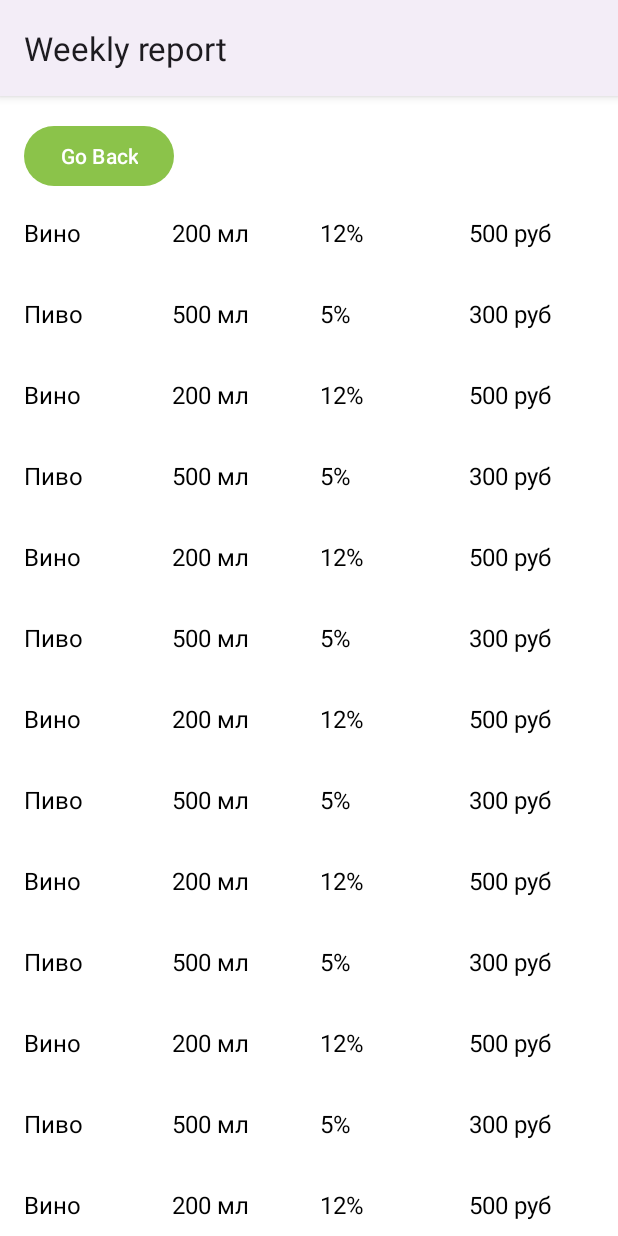
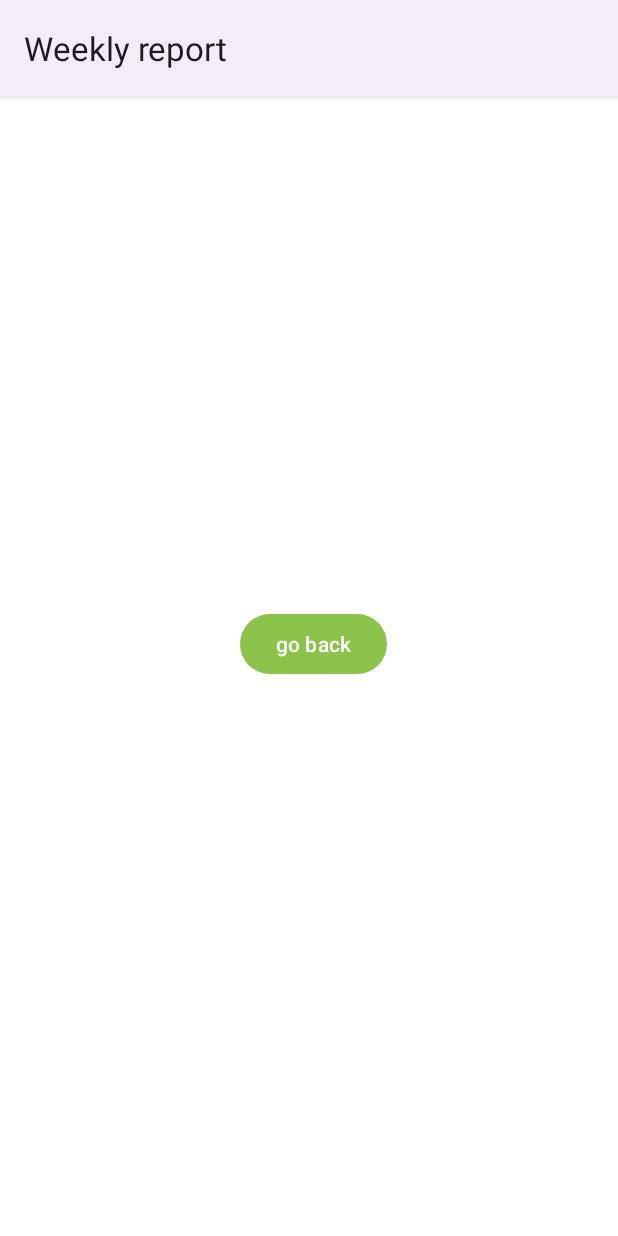
Before and after one commit to nikFinogenov/AlcoApp, an Android app: the WeeklyReport screen opened directly, with no data from a screen before it, on a phone screen of 412 x 824 dp. Run offline under Robolectric (Android 15) with nearby library versions, the phone set to English and light mode, and no system bars.

Commit message:
week restore

```diff
--- a/app/src/main/java/com/example/iamnotalcoholic/ReportAdapter.java
+++ /dev/null
@@ -1,51 +0,0 @@
-package com.example.iamnotalcoholic;
-
-import android.view.LayoutInflater;
-import android.view.View;
-import android.view.ViewGroup;
-import androidx.recyclerview.widget.RecyclerView;
-
-import com.google.android.material.textview.MaterialTextView;
-import java.util.List;
-
-public class ReportAdapter extends RecyclerView.Adapter<ReportAdapter.ReportViewHolder> {
-
-    private List<ReportItem> reportItems;
-
-    public ReportAdapter(List<ReportItem> reportItems) {
-        this.reportItems = reportItems;
-    }
-
-    @Override
-    public ReportViewHolder onCreateViewHolder(ViewGroup parent, int viewType) {
-        View itemView = LayoutInflater.from(parent.getContext())
-                .inflate(R.layout.item_report_row, parent, false);
-        return new ReportViewHolder(itemView);
-    }
-
-    @Override
-    public void onBindViewHolder(ReportViewHolder holder, int position) {
-        ReportItem currentItem = reportItems.get(position);
-        holder.textType.setText(currentItem.getType());
-        holder.textVolume.setText(currentItem.getVolume());
-        holder.textStrength.setText(currentItem.getStrength());
-        holder.textPrice.setText(currentItem.getPrice());
-    }
-
-    @Override
-    public int getItemCount() {
-        return reportItems.size();
-    }
-
-    public static class ReportViewHolder extends RecyclerView.ViewHolder {
-        public MaterialTextView textType, textVolume, textStrength, textPrice;
-
-        public ReportViewHolder(View itemView) {
-            super(itemView);
-            textType = itemView.findViewById(R.id.textType);
-            textVolume = itemView.findViewById(R.id.textVolume);
-            textStrength = itemView.findViewById(R.id.textStrength);
-            textPrice = itemView.findViewById(R.id.textPrice);
-        }
-    }
-}
--- a/app/src/main/java/com/example/iamnotalcoholic/ReportItem.java
+++ /dev/null
@@ -1,31 +0,0 @@
-package com.example.iamnotalcoholic;
-
-public class ReportItem {
-    private String type;
-    private String volume;
-    private String strength;
-    private String price;
-
-    public ReportItem(String type, String volume, String strength, String price) {
-        this.type = type;
-        this.volume = volume;
-        this.strength = strength;
-        this.price = price;
-    }
-
-    public String getType() {
-        return type;
-    }
-
-    public String getVolume() {
-        return volume;
-    }
-
-    public String getStrength() {
-        return strength;
-    }
-
-    public String getPrice() {
-        return price;
-    }
-}
--- a/app/src/main/java/com/example/iamnotalcoholic/WeeklyReport.java
+++ b/app/src/main/java/com/example/iamnotalcoholic/WeeklyReport.java
@@ -1,8 +1,6 @@
 package com.example.iamnotalcoholic;
 
 import androidx.appcompat.app.AppCompatActivity;
-import androidx.recyclerview.widget.LinearLayoutManager;
-import androidx.recyclerview.widget.RecyclerView;
 
 import android.app.Activity;
 import android.content.Context;
@@ -12,13 +10,7 @@ import android.os.Bundle;
 import android.view.View;
 import android.widget.Button;
 
-import java.util.ArrayList;
-import java.util.List;
-
 public class WeeklyReport extends AppCompatActivity {
-    private RecyclerView recyclerView;
-    private ReportAdapter reportAdapter;
-    private List<ReportItem> reportItems;
 
     private static Activity unwrap(Context context) {
         while (!(context instanceof Activity) && context instanceof ContextWrapper) {
@@ -32,11 +24,6 @@ public class WeeklyReport extends AppCompatActivity {
         super.onCreate(savedInstanceState);
         setContentView(R.layout.activity_weekly_report);
 
-        recyclerView = findViewById(R.id.recyclerView);
-        recyclerView.setLayoutManager(new LinearLayoutManager(recyclerView.getContext()));
-        reportItems = generateReportItems(); // Здесь вы должны генерировать данные для отчета
-        reportAdapter = new ReportAdapter(reportItems);
-        recyclerView.setAdapter(reportAdapter);
 
         Button btn = findViewById(R.id.goBack);
         btn.setOnClickListener(new View.OnClickListener() {
@@ -49,42 +36,4 @@ public class WeeklyReport extends AppCompatActivity {
             }
         });
     }
-    private List<ReportItem> generateReportItems() {
-        List<ReportItem> items = new ArrayList<>();
-        // Добавьте вашу логику для генерации данных для отчета (тип, объем, крепкость, цена)
-        // Пример:
-        items.add(new ReportItem("Вино", "200 мл", "12%", "500 руб"));
-        items.add(new ReportItem("Пиво", "500 мл", "5%", "300 руб"));
-        items.add(new ReportItem("Вино", "200 мл", "12%", "500 руб"));
-        items.add(new ReportItem("Пиво", "500 мл", "5%", "300 руб"));
-        items.add(new ReportItem("Вино", "200 мл", "12%", "500 руб"));
-        items.add(new ReportItem("Пиво", "500 мл", "5%", "300 руб"));
-        items.add(new ReportItem("Вино", "200 мл", "12%", "500 руб"));
-        items.add(new ReportItem("Пиво", "500 мл", "5%", "300 руб"));        items.add(new ReportItem("Вино", "200 мл", "12%", "500 руб"));
-        items.add(new ReportItem("Пиво", "500 мл", "5%", "300 руб"));
-        items.add(new ReportItem("Вино", "200 мл", "12%", "500 руб"));
-        items.add(new ReportItem("Пиво", "500 мл", "5%", "300 руб"));
-        items.add(new ReportItem("Вино", "200 мл", "12%", "500 руб"));
-        items.add(new ReportItem("Пиво", "500 мл", "5%", "300 руб"));
-        items.add(new ReportItem("Вино", "200 мл", "12%", "500 руб"));
-        items.add(new ReportItem("Пиво", "500 мл", "5%", "300 руб"));
-        items.add(new ReportItem("Вино", "200 мл", "12%", "500 руб"));
-        items.add(new ReportItem("Пиво", "500 мл", "5%", "300 руб"));
-        items.add(new ReportItem("Вино", "200 мл", "12%", "500 руб"));
-        items.add(new ReportItem("Пиво", "500 мл", "5%", "300 руб"));
-        items.add(new ReportItem("Вино", "200 мл", "12%", "500 руб"));
-        items.add(new ReportItem("Пиво", "500 мл", "5%", "300 руб"));
-        items.add(new ReportItem("Вино", "200 мл", "12%", "500 руб"));
-        items.add(new ReportItem("Пиво", "500 мл", "5%", "300 руб"));
-        items.add(new ReportItem("Вино", "200 мл", "12%", "500 руб"));
-        items.add(new ReportItem("Пиво", "500 мл", "5%", "300 руб"));
-        items.add(new ReportItem("Вино", "200 мл", "12%", "500 руб"));
-        items.add(new ReportItem("Пиво", "500 мл", "5%", "300 руб"));
-        items.add(new ReportItem("Вино", "200 мл", "12%", "500 руб"));
-        items.add(new ReportItem("Пиво", "500 мл", "5%", "300 руб"));
-        items.add(new ReportItem("Вино", "200 мл", "12%", "500 руб"));
-        items.add(new ReportItem("Пиво", "500 мл", "5%", "300 руб"));
-        // Добавьте остальные элементы
-        return items;
-    }
 }
--- a/app/src/main/res/layout/activity_weekly_report.xml
+++ b/app/src/main/res/layout/activity_weekly_report.xml
@@ -1,31 +1,18 @@
 <?xml version="1.0" encoding="utf-8"?>
-<androidx.constraintlayout.widget.ConstraintLayout
-    xmlns:android="http://schemas.android.com/apk/res/android"
+<androidx.constraintlayout.widget.ConstraintLayout xmlns:android="http://schemas.android.com/apk/res/android"
     xmlns:app="http://schemas.android.com/apk/res-auto"
     xmlns:tools="http://schemas.android.com/tools"
     android:layout_width="match_parent"
     android:layout_height="match_parent"
     tools:context=".WeeklyReport">
 
-    <!-- RecyclerView для отображения таблицы -->
-    <androidx.recyclerview.widget.RecyclerView
-        android:id="@+id/recyclerView"
-        android:layout_width="match_parent"
-        android:layout_height="0dp"
-        app:layout_constraintTop_toBottomOf="@id/goBack"
-        app:layout_constraintBottom_toBottomOf="parent"
-        app:layout_constraintVertical_bias="0.0"
-        app:layout_constraintVertical_chainStyle="packed"
-        tools:listitem="@layout/item_report_row" />
     <Button
         android:id="@+id/goBack"
         android:layout_width="wrap_content"
         android:layout_height="wrap_content"
-        android:text="Go Back"
-        android:layout_marginStart="16dp"
-        android:layout_marginTop="16dp"
+        android:layout_marginStart="160dp"
+        android:layout_marginTop="341dp"
+        android:text="go back"
         app:layout_constraintStart_toStartOf="parent"
-        app:layout_constraintTop_toTopOf="parent"
-        />
-
+        app:layout_constraintTop_toTopOf="parent" />
 </androidx.constraintlayout.widget.ConstraintLayout>
--- a/app/src/main/res/layout/item_report_row.xml
+++ /dev/null
@@ -1,41 +0,0 @@
-<?xml version="1.0" encoding="utf-8"?>
-<LinearLayout
-    xmlns:android="http://schemas.android.com/apk/res/android"
-    android:layout_width="match_parent"
-    android:layout_height="wrap_content"
-    android:orientation="horizontal"
-    android:padding="8dp">
-
-    <com.google.android.material.textview.MaterialTextView
-        android:id="@+id/textType"
-        style="@style/ReportTextViewStyle"
-        android:layout_width="0dp"
-        android:layout_height="wrap_content"
-        android:layout_weight="1"
-        android:text="Тип" />
-
-    <com.google.android.material.textview.MaterialTextView
-        android:id="@+id/textVolume"
-        style="@style/ReportTextViewStyle"
-        android:layout_width="0dp"
-        android:layout_height="wrap_content"
-        android:layout_weight="1"
-        android:text="Объем" />
-
-    <com.google.android.material.textview.MaterialTextView
-        android:id="@+id/textStrength"
-        style="@style/ReportTextViewStyle"
-        android:layout_width="0dp"
-        android:layout_height="wrap_content"
-        android:layout_weight="1"
-        android:text="Крепкость" />
-
-    <com.google.android.material.textview.MaterialTextView
-        android:id="@+id/textPrice"
-        style="@style/ReportTextViewStyle"
-        android:layout_width="0dp"
-        android:layout_height="wrap_content"
-        android:layout_weight="1"
-        android:text="Цена" />
-
-</LinearLayout>
```
